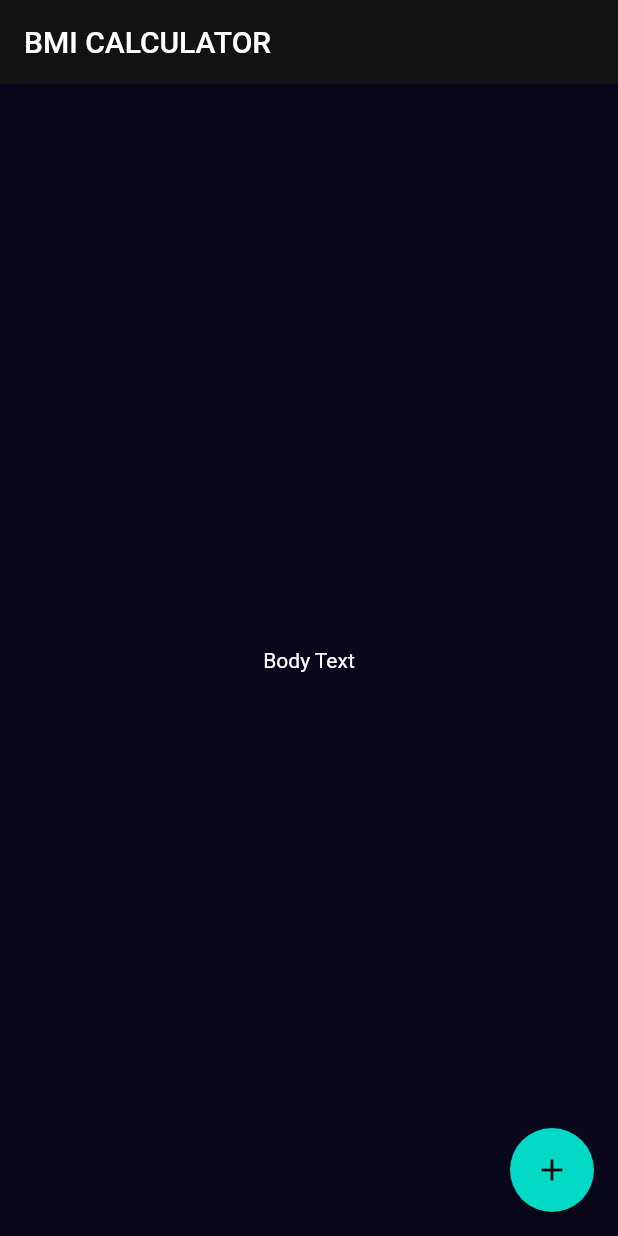
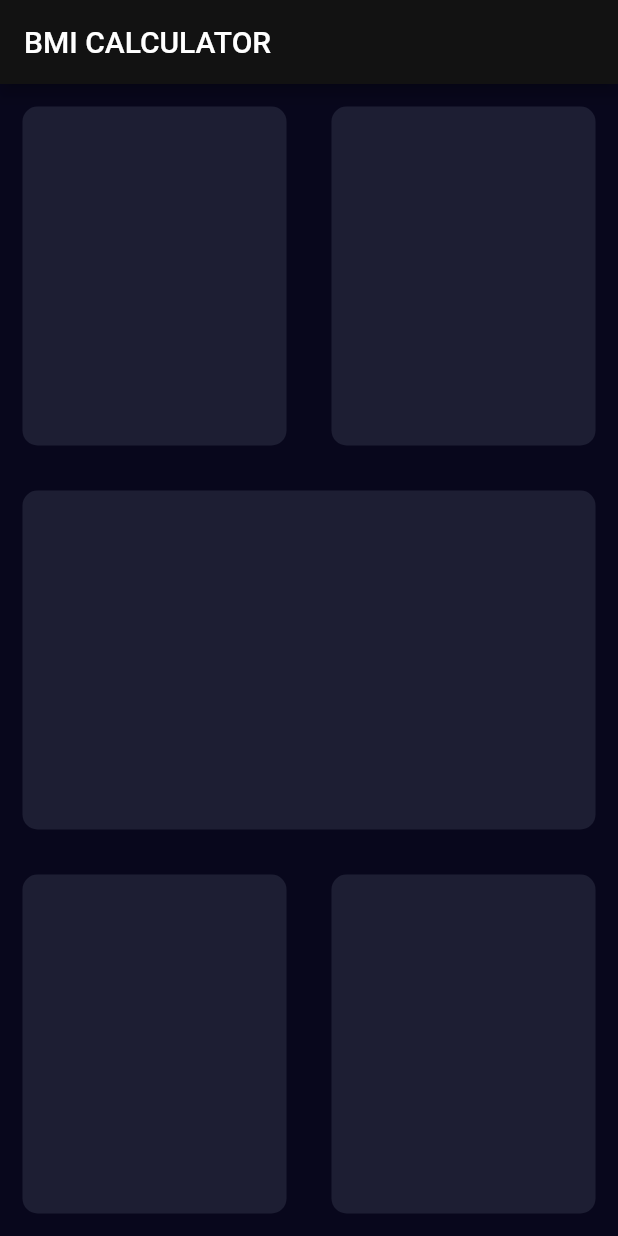
Before and after one commit to alekseigrindev/flutter-07-bmi_calculator, a Flutter app: the screen it shows after launch, on a phone screen of 412 x 824 dp. Run offline on Flutter 3.47's test engine with Material 2 defaults, Android fonts, the phone set to English and light mode, and no system bars.

Commit message:
add main widgets to the main screen / extract repeating widget

```diff
--- a/lib/input_page.dart
+++ b/lib/input_page.dart
@@ -12,13 +12,51 @@ class _InputPageState extends State<InputPage> {
       appBar: AppBar(
         title: Text('BMI CALCULATOR'),
       ),
-      body: Center(
-        child: Text('Body Text'),
-      ),
-      floatingActionButton: FloatingActionButton(
-        onPressed: () {  },
-        child: Icon(Icons.add),
+      body: Column(
+        children: <Widget> [
+          Expanded(child: Row(
+            children: <Widget>[
+              Expanded(child: ReusableCard(
+                  currentColor: Color(0xFF1D1E33),
+              ),),
+              Expanded(child: ReusableCard(
+                currentColor: Color(0xFF1D1E33),
+              ),),
+            ],
+          ),),
+          Expanded(child: ReusableCard(
+            currentColor: Color(0xFF1D1E33),
+          ),),
+          Expanded(child: Row(
+            children: <Widget>[
+              Expanded(child: ReusableCard(
+                currentColor: Color(0xFF1D1E33),
+              ),),
+              Expanded(child: ReusableCard(
+                currentColor: Color(0xFF1D1E33),
+              ),),
+            ],
+          ),),
+        ],
       ),
     );
   }
 }
+
+class ReusableCard extends StatelessWidget {
+
+  final Color currentColor;
+
+  ReusableCard({required this.currentColor});
+
+  @override
+  Widget build(BuildContext context) {
+    return Container(
+      margin: EdgeInsets.all(15.0),
+      decoration: BoxDecoration(
+        color: currentColor,
+        borderRadius:BorderRadius.circular(10.0),
+      ),
+    );
+  }
+}
```
